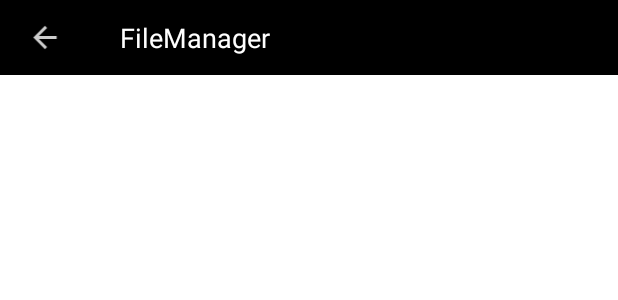
After one commit to joshuajgomez/file-manager, an Android app: the layout part_main_action_bar.xml on its own in the app's theme, with its tools: preview values and no code run, on a phone screen of 412 x 824 dp. The commit adds this screen. Shown: the top 300 px of the screen. Run offline under Robolectric (Android 15) with nearby library versions, the phone set to English and light mode, and no system bars.

```diff
--- a/app/src/main/java/com/joshgm3z/filemanager/view/viewmodel/FolderView.java
+++ b/app/src/main/java/com/joshgm3z/filemanager/view/viewmodel/FolderView.java
@@ -13,4 +13,6 @@ public interface FolderView {
     void setFolderName(String name);
 
     void showBackArrow(boolean isShow);
+
+    void showContentEmptyText(boolean isVisible);
 }
--- /dev/null
+++ b/app/src/main/res/layout/part_main_action_bar.xml
@@ -0,0 +1,28 @@
+<?xml version="1.0" encoding="utf-8"?>
+<RelativeLayout xmlns:android="http://schemas.android.com/apk/res/android"
+    xmlns:app="http://schemas.android.com/apk/res-auto"
+    xmlns:tools="http://schemas.android.com/tools"
+    android:layout_width="match_parent"
+    android:layout_height="50dp"
+    android:background="?attr/colorPrimaryDark"
+    android:theme="@style/Theme.AppCompat.DayNight.DarkActionBar">
+
+    <ImageView
+        android:id="@+id/iv_back_arrow"
+        android:layout_width="60dp"
+        android:layout_height="60dp"
+        android:background="?attr/selectableItemBackground"
+        android:padding="13dp"
+        android:src="@drawable/ic_arrow_left_light" />
+
+    <TextView
+        android:id="@+id/tv_action_bar_title"
+        android:layout_width="wrap_content"
+        android:layout_height="wrap_content"
+        android:layout_centerVertical="true"
+        android:layout_marginStart="20dp"
+        android:layout_toRightOf="@+id/iv_back_arrow"
+        android:text="@string/app_name"
+        android:textColor="?attr/colorOnPrimary"
+        android:textSize="18sp" />
+</RelativeLayout>
```
Also changed, not shown: app/src/main/java/com/joshgm3z/filemanager/MainActivity.java (+13 -4 lines), app/src/main/java/com/joshgm3z/filemanager/view/viewmodel/FolderViewModel.java (+7 -2 lines), app/src/main/res/layout/activity_main.xml (+3 -25 lines), app/src/main/res/layout/part_main_content.xml (added, +13 -0 lines).
